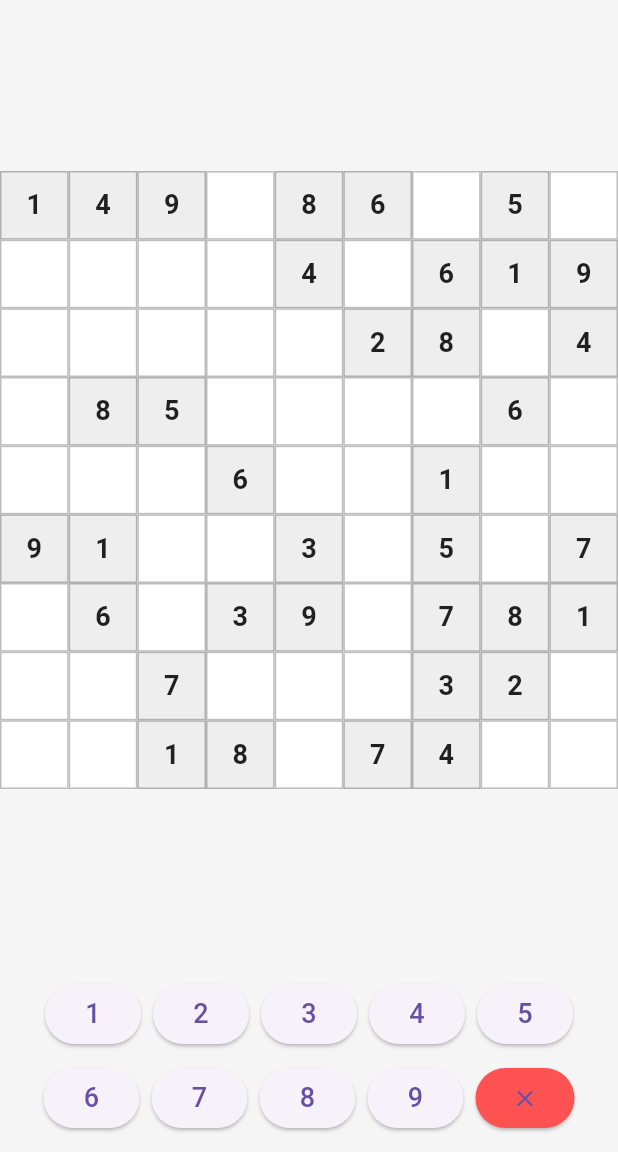
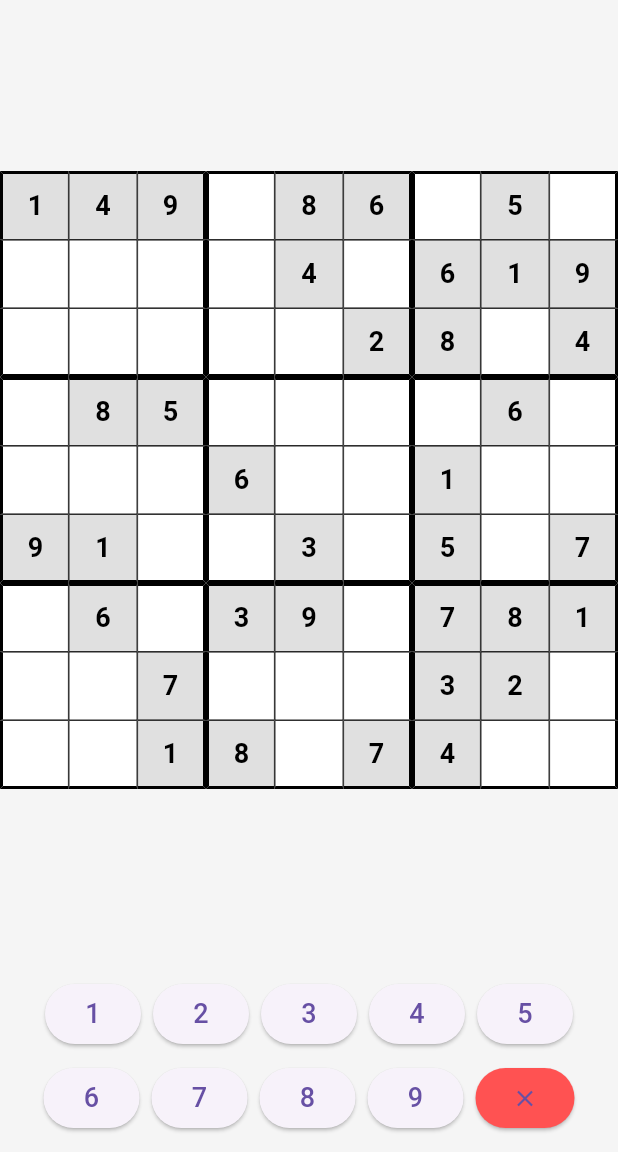
Before and after one commit to Radishchev/Sudoku, a Flutter app: the GameScreen screen opened by its route, after a tap on the "clear" icon, on a phone screen of 412 x 824 dp, the part 84-1236 px from its top. Run offline on Flutter 3.47's test engine with Material 3 defaults, Android fonts, the phone set to English and light mode, and no system bars.

Commit message:
added checking logic and improved the UX for the game board

```diff
--- a/lib/screens/game_screen.dart
+++ b/lib/screens/game_screen.dart
@@ -12,6 +12,7 @@ class GameScreen extends StatefulWidget {
 class _GameScreenState extends State<GameScreen> {
   late List<List<int>> _puzzle;
   late List<List<int>> _solution;
+  late List<List<bool>> _isFixed;
   int? selectedRow;
   int? selectedCol;
 
@@ -24,7 +25,13 @@ class _GameScreenState extends State<GameScreen> {
   void _generateNewPuzzle() {
     final generator = SudokuGenerator();
     _solution = generator.generateFullSolution();
-    _puzzle = generator.generatePuzzle(_solution, 36); // medium difficulty
+    _puzzle = generator.generatePuzzle(_solution, 36);
+
+    _isFixed = List.generate(
+      9,
+      (r) => List.generate(9, (c) => _puzzle[r][c] != 0),
+    );
+
     selectedRow = null;
     selectedCol = null;
   }
@@ -38,13 +45,30 @@ class _GameScreenState extends State<GameScreen> {
 
   void _onNumberInput(int number) {
     if (selectedRow == null || selectedCol == null) return;
-    setState(() {
-      _puzzle[selectedRow!][selectedCol!] = number;
-    });
+    if (_isFixed[selectedRow!][selectedCol!]) return;
+
+    if (_solution[selectedRow!][selectedCol!] == number) {
+      setState(() {
+        _puzzle[selectedRow!][selectedCol!] = number;
+
+        // Check if all cells are filled
+        if (_puzzle.every((row) => row.every((cell) => cell != 0))) {
+          Future.delayed(const Duration(milliseconds: 200), () {
+            Navigator.pushReplacementNamed(context, '/win');
+          });
+        }
+      });
+    } else {
+      ScaffoldMessenger.of(
+        context,
+      ).showSnackBar(const SnackBar(content: Text('Invalid move!')));
+    }
   }
 
   void _clearCell() {
     if (selectedRow == null || selectedCol == null) return;
+    if (_isFixed[selectedRow!][selectedCol!]) return;
+
     setState(() {
       _puzzle[selectedRow!][selectedCol!] = 0;
     });
@@ -58,9 +82,7 @@ class _GameScreenState extends State<GameScreen> {
         actions: [
           IconButton(
             icon: const Icon(Icons.refresh),
-            onPressed: () {
-              setState(_generateNewPuzzle);
-            },
+            onPressed: () => setState(_generateNewPuzzle),
           ),
         ],
       ),
@@ -72,6 +94,7 @@ class _GameScreenState extends State<GameScreen> {
               selectedRow: selectedRow,
               selectedCol: selectedCol,
               onCellTap: _onCellTap,
+              isFixed: _isFixed,
             ),
           ),
           _buildNumberPad(),
--- a/lib/services/sudoku_generator.dart
+++ b/lib/services/sudoku_generator.dart
@@ -3,14 +3,12 @@ import 'dart:math';
 class SudokuGenerator {
   final Random _rand = Random();
 
-  /// Generates a complete valid Sudoku board
   List<List<int>> generateFullSolution() {
     List<List<int>> board = List.generate(9, (_) => List.filled(9, 0));
     _fillBoard(board);
     return board;
   }
 
-  /// Generates a Sudoku puzzle from a complete board
   List<List<int>> generatePuzzle(List<List<int>> fullBoard, int clues) {
     List<List<int>> puzzle = fullBoard
         .map((row) => List<int>.from(row))
@@ -29,8 +27,6 @@ class SudokuGenerator {
     return puzzle;
   }
 
-  // ------------------- PRIVATE HELPERS -------------------
-
   bool _fillBoard(List<List<int>> board) {
     for (int row = 0; row < 9; row++) {
       for (int col = 0; col < 9; col++) {
@@ -43,7 +39,7 @@ class SudokuGenerator {
               board[row][col] = 0;
             }
           }
-          return false; // backtrack
+          return false;
         }
       }
     }
@@ -61,7 +57,6 @@ class SudokuGenerator {
     return true;
   }
 
-  /// Checks if a Sudoku board is completely and correctly solved
   bool isSolved(List<List<int>> board) {
     for (int i = 0; i < 9; i++) {
       for (int j = 0; j < 9; j++) {
@@ -72,4 +67,9 @@ class SudokuGenerator {
     }
     return true;
   }
+
+  bool isMoveValid(List<List<int>> board, int row, int col, int number) {
+    if (board[row][col] != 0) return false;
+    return _isSafe(board, row, col, number);
+  }
 }
--- a/lib/widgets/sudoku_grid.dart
+++ b/lib/widgets/sudoku_grid.dart
@@ -5,6 +5,7 @@ class SudokuGrid extends StatelessWidget {
   final int? selectedRow;
   final int? selectedCol;
   final Function(int, int) onCellTap;
+  final List<List<bool>> isFixed;
 
   const SudokuGrid({
     super.key,
@@ -12,6 +13,7 @@ class SudokuGrid extends StatelessWidget {
     required this.selectedRow,
     required this.selectedCol,
     required this.onCellTap,
+    required this.isFixed,
   });
 
   @override
@@ -20,16 +22,29 @@ class SudokuGrid extends StatelessWidget {
       child: AspectRatio(
         aspectRatio: 1,
         child: GridView.builder(
+          physics: const NeverScrollableScrollPhysics(),
           itemCount: 81,
           gridDelegate: const SliverGridDelegateWithFixedCrossAxisCount(
             crossAxisCount: 9,
-            childAspectRatio: 1,
           ),
           itemBuilder: (context, index) {
             int row = index ~/ 9;
             int col = index % 9;
             int value = board[row][col];
+
+            // Determine highlight
             bool isSelected = selectedRow == row && selectedCol == col;
+            bool sameNumberHighlighted =
+                (selectedRow != null &&
+                selectedCol != null &&
+                value != 0 &&
+                value == board[selectedRow!][selectedCol!]);
+
+            // Determine borders (thicker for 3x3)
+            double top = row % 3 == 0 ? 2 : 0.5;
+            double left = col % 3 == 0 ? 2 : 0.5;
+            double right = (col + 1) % 3 == 0 ? 2 : 0.5;
+            double bottom = (row + 1) % 3 == 0 ? 2 : 0.5;
 
             return GestureDetector(
               onTap: () => onCellTap(row, col),
@@ -37,18 +52,29 @@ class SudokuGrid extends StatelessWidget {
                 decoration: BoxDecoration(
                   color: isSelected
                       ? Colors.lightBlueAccent.withOpacity(0.5)
-                      : (value == 0 ? Colors.white : Colors.grey[200]),
-                  border: Border.all(color: Colors.black26),
+                      : (sameNumberHighlighted
+                            ? Colors.yellow.withOpacity(0.5)
+                            : (isFixed[row][col]
+                                  ? Colors.grey[300]
+                                  : Colors.white)),
+                  border: Border(
+                    top: BorderSide(width: top, color: Colors.black),
+                    left: BorderSide(width: left, color: Colors.black),
+                    right: BorderSide(width: right, color: Colors.black),
+                    bottom: BorderSide(width: bottom, color: Colors.black),
+                  ),
                 ),
                 child: Center(
                   child: Text(
                     value == 0 ? '' : value.toString(),
                     style: TextStyle(
                       fontSize: 18,
-                      fontWeight: value == 0
-                          ? FontWeight.normal
-                          : FontWeight.bold,
-                      color: Colors.black87,
+                      fontWeight: isFixed[row][col]
+                          ? FontWeight.bold
+                          : FontWeight.normal,
+                      color: isFixed[row][col]
+                          ? Colors.black
+                          : Colors.blue[800],
                     ),
                   ),
                 ),
```
